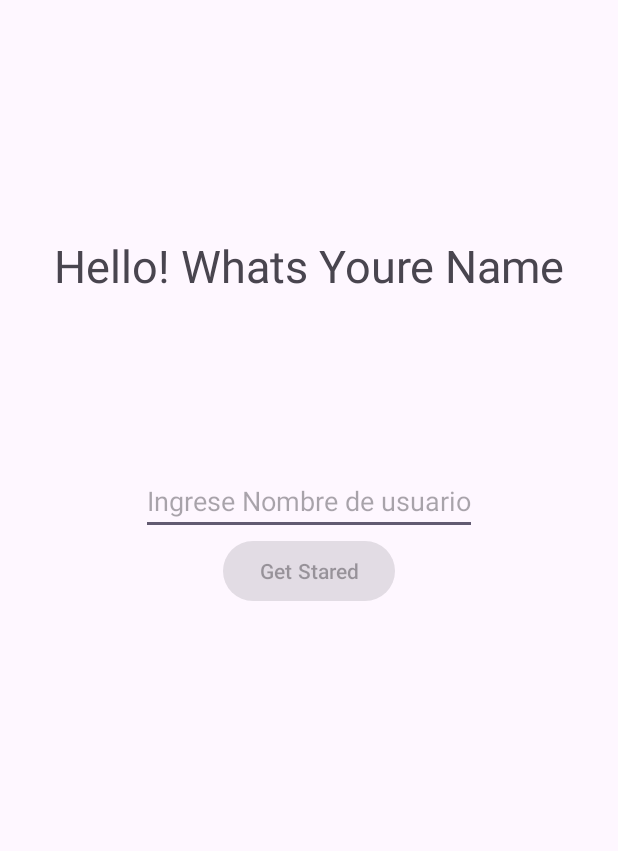
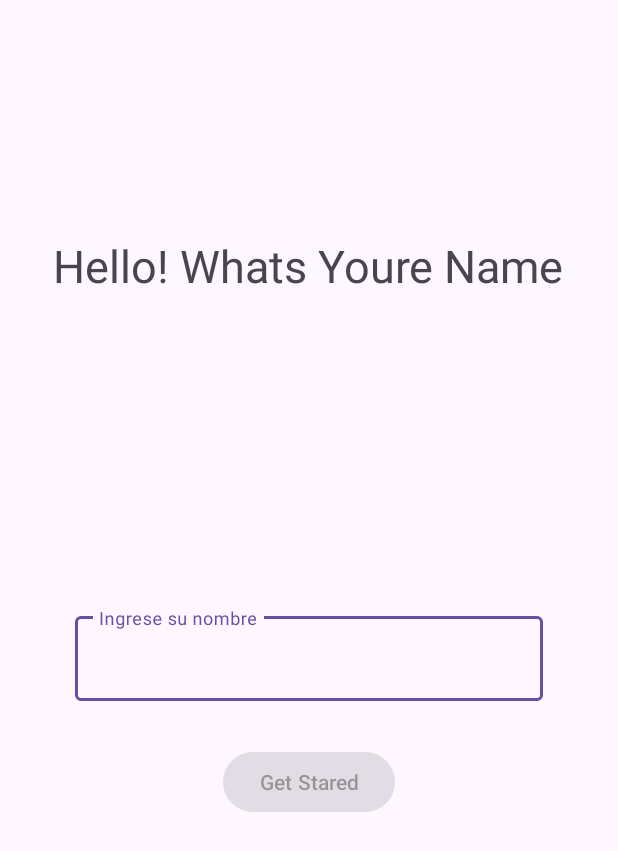
Before and after one commit to alvarocotes/zodiacal, an Android app: the layout activity_login2.xml on its own in the app's theme, with its tools: preview values and no code run, on a phone screen of 412 x 824 dp. Shown: the top 851 px of the screen. Run offline under Robolectric (Android 15) with nearby library versions, the phone set to English and light mode, and no system bars.

Commit message:
modificacion de diseño

```diff
--- a/app/src/main/res/layout/activity_login2.xml
+++ b/app/src/main/res/layout/activity_login2.xml
@@ -10,8 +10,8 @@
 
     <TextView
         android:id="@+id/ingresar"
-        android:layout_width="wrap_content"
-        android:layout_height="wrap_content"
+        android:layout_width="342dp"
+        android:layout_height="42dp"
         android:text="Hello! Whats Youre Name"
         android:textSize="30sp"
         app:layout_constraintBottom_toBottomOf="parent"
@@ -19,32 +19,40 @@
         app:layout_constraintStart_toEndOf="parent"
         app:layout_constraintStart_toStartOf="parent"
         app:layout_constraintTop_toTopOf="parent"
-        app:layout_constraintVertical_bias="0.2"
-        />
+        app:layout_constraintVertical_bias="0.2" />
 
-    <androidx.appcompat.widget.AppCompatEditText
+    <com.google.android.material.textfield.TextInputLayout
         android:id="@+id/edt_Imput_Name"
-        android:layout_width="wrap_content"
+        style="@style/Widget.MaterialComponents.TextInputLayout.OutlinedBox"
+        android:layout_width="match_parent"
         android:layout_height="wrap_content"
-        android:hint="Ingrese Nombre de usuario"
-        android:singleLine="true"
-        android:maxLines="1"
+        android:layout_marginBottom="150dp"
+        android:hint="Ingrese su nombre"
+        android:layout_marginEnd="50dp"
+        android:layout_marginStart="50dp"
         app:layout_constraintBottom_toBottomOf="parent"
         app:layout_constraintEnd_toEndOf="parent"
         app:layout_constraintStart_toStartOf="parent"
-        app:layout_constraintTop_toBottomOf="@+id/ingresar"
-        app:layout_constraintVertical_bias="0.196" />
+        app:layout_constraintTop_toBottomOf="@+id/ingresar">
+
+        <com.google.android.material.textfield.TextInputEditText
+            android:layout_width="match_parent"
+            android:layout_height="wrap_content" />
+
+    </com.google.android.material.textfield.TextInputLayout>
 
         <com.google.android.material.button.MaterialButton
             android:id="@+id/btn_GetStared"
             android:layout_width="wrap_content"
             android:layout_height="wrap_content"
+            android:enabled="false"
             android:text="Get Stared"
             app:layout_constraintEnd_toEndOf="parent"
             app:layout_constraintStart_toStartOf="parent"
-        app:layout_constraintTop_toBottomOf="@+id/edt_Imput_Name"
-        android:enabled="false"
-        />
+            android:layout_marginTop="30dp"
+            app:layout_constraintTop_toBottomOf="@+id/edt_Imput_Name" />
+
+
 
 
 </androidx.constraintlayout.widget.ConstraintLayout>
```
Lines whose indentation alone changed are shown as unchanged.
